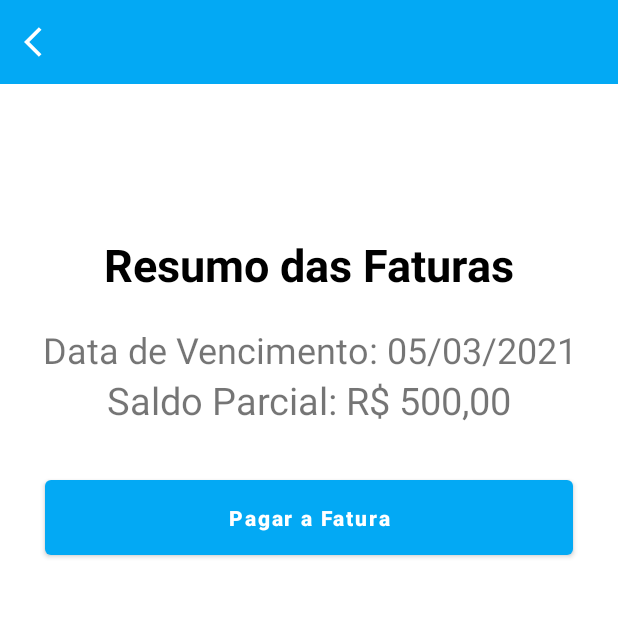
After one commit to JosebiasNeto/BancoMR, an Android app: the Fatura screen opened directly, with no data from a screen before it, on a phone screen of 412 x 824 dp, the top half of it. The commit adds this screen. Run offline under Robolectric (Android 15) with nearby library versions, the phone set to English and light mode, and no system bars.

Commit message:
Create Activity Fatura

```diff
--- a/app/src/main/AndroidManifest.xml
+++ b/app/src/main/AndroidManifest.xml
@@ -9,7 +9,8 @@
         android:roundIcon="@mipmap/ic_launcher_round"
         android:supportsRtl="true"
         android:theme="@style/Theme.BancoMR">
-        <activity android:name=".Saldo"></activity>
+        <activity android:name=".Fatura"></activity>
+        <activity android:name=".Saldo" />
         <activity android:name=".MainActivity">
             <intent-filter>
                 <action android:name="android.intent.action.MAIN" />
--- /dev/null
+++ b/app/src/main/java/com/example/bancomr/Fatura.kt
@@ -0,0 +1,34 @@
+package com.example.bancomr
+
+import android.content.Intent
+import androidx.appcompat.app.AppCompatActivity
+import android.os.Bundle
+import com.example.bancomr.databinding.ActivityFaturaBinding
+import com.example.bancomr.databinding.ActivitySaldoBinding
+
+class Fatura : AppCompatActivity() {
+
+    private lateinit var binding: ActivityFaturaBinding
+
+    override fun onCreate(savedInstanceState: Bundle?) {
+        super.onCreate(savedInstanceState)
+        binding = ActivityFaturaBinding.inflate(layoutInflater)
+        setContentView(binding.root)
+
+        supportActionBar!!.hide()
+
+        val toolbar = binding.toolbarFatura
+        toolbar.title = "Fatura"
+        toolbar.setTitleTextColor(getColor(R.color.white))
+        toolbar.setTitleMargin(400, 0, 400, 0)
+        toolbar.setBackgroundColor(getColor(R.color.light_blue))
+        toolbar.setNavigationIcon(getDrawable(R.drawable.ic_back))
+        toolbar.setNavigationOnClickListener {
+            val intent = Intent(this, MainActivity::class.java)
+            startActivity(intent)
+            finish()
+        }
+    }
+
+
+}
--- a/app/src/main/java/com/example/bancomr/MainActivity.kt
+++ b/app/src/main/java/com/example/bancomr/MainActivity.kt
@@ -19,5 +19,11 @@ class MainActivity : AppCompatActivity() {
             startActivity(intent)
             finish()
         }
+
+        binding.ivFatura.setOnClickListener{
+            val intent = Intent(this, Fatura::class.java)
+            startActivity(intent)
+            finish()
+        }
     }
 }
--- /dev/null
+++ b/app/src/main/res/layout/activity_fatura.xml
@@ -0,0 +1,60 @@
+<?xml version="1.0" encoding="utf-8"?>
+<LinearLayout xmlns:android="http://schemas.android.com/apk/res/android"
+    xmlns:app="http://schemas.android.com/apk/res-auto"
+    xmlns:tools="http://schemas.android.com/tools"
+    android:layout_width="match_parent"
+    android:layout_height="match_parent"
+    tools:context=".Fatura"
+    android:orientation="vertical"
+    >
+
+    <Toolbar
+        android:id="@+id/toolbar_fatura"
+        android:layout_width="match_parent"
+        android:layout_height="wrap_content"
+        />
+
+    <TextView
+        android:id="@+id/tv_resumo"
+        android:layout_width="wrap_content"
+        android:layout_height="wrap_content"
+        android:layout_gravity="center"
+        android:layout_marginTop="100dp"
+        android:layout_weight="0"
+        android:text="Resumo das Faturas"
+        android:textColor="@color/black"
+        android:textSize="30sp"
+        android:textStyle="bold" />
+
+    <TextView
+        android:id="@+id/tv_vencimento"
+        android:layout_width="match_parent"
+        android:layout_height="wrap_content"
+        android:layout_marginTop="20dp"
+        android:gravity="center"
+        android:text="Data de Vencimento: 05/03/2021"
+        android:textSize="24sp" />
+
+    <TextView
+        android:id="@+id/tv_saldo_parcial"
+        android:layout_width="match_parent"
+        android:layout_height="wrap_content"
+        android:layout_marginTop="0dp"
+        android:gravity="center"
+        android:text="Saldo Parcial: R$ 500,00"
+        android:textSize="25sp" />
+
+    <Button
+        android:id="@+id/bt_pagar_fatura"
+        android:layout_width="match_parent"
+        android:layout_height="wrap_content"
+        android:layout_marginStart="30dp"
+        android:layout_marginTop="30dp"
+        android:layout_marginEnd="30dp"
+        android:padding="15dp"
+        android:text="Pagar a Fatura"
+        android:textAllCaps="false"
+        android:textStyle="bold" />
+
+
+</LinearLayout>
--- a/app/src/main/res/layout/activity_saldo.xml
+++ b/app/src/main/res/layout/activity_saldo.xml
@@ -12,6 +12,7 @@
         android:id="@+id/toolbar_saldo"
         android:layout_width="match_parent"
         android:layout_height="wrap_content"
+
      />
 
 
```
